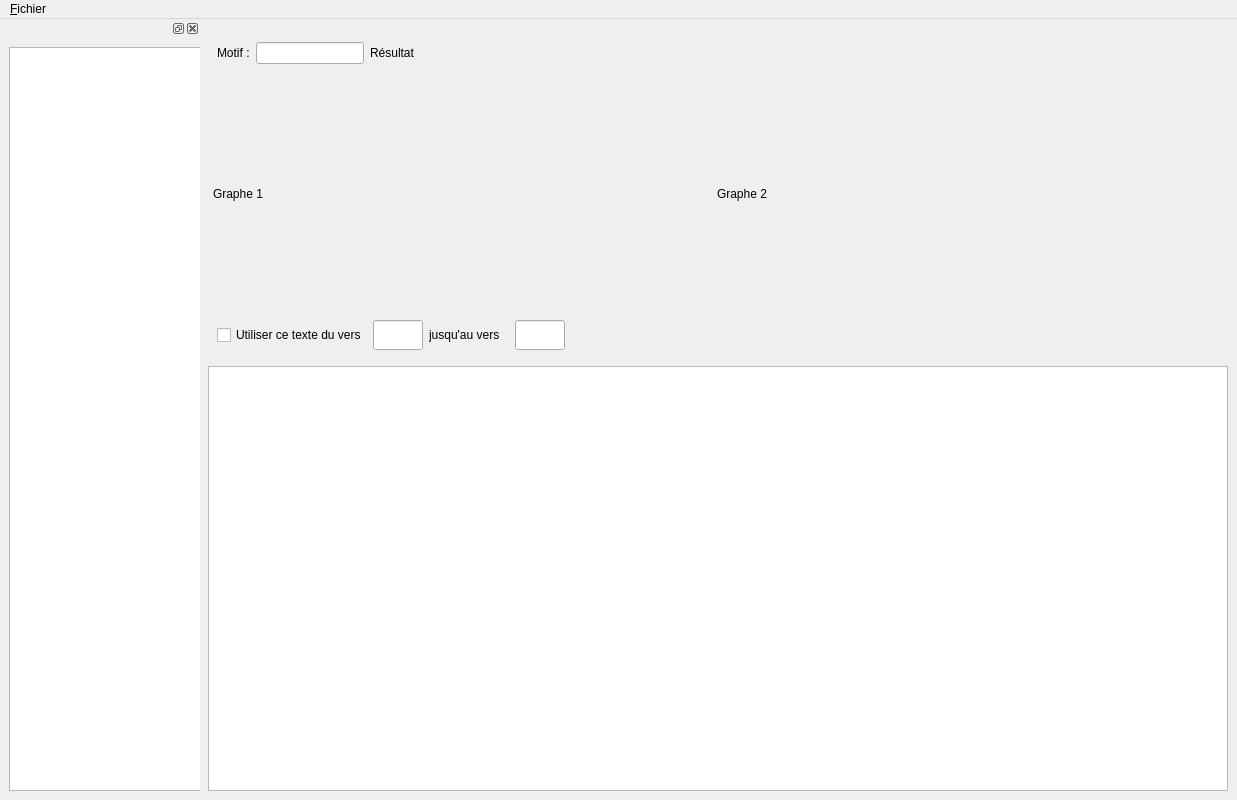
First picture: the form in gui.ui, repository guilhem-pujol/SHS, before the edit.
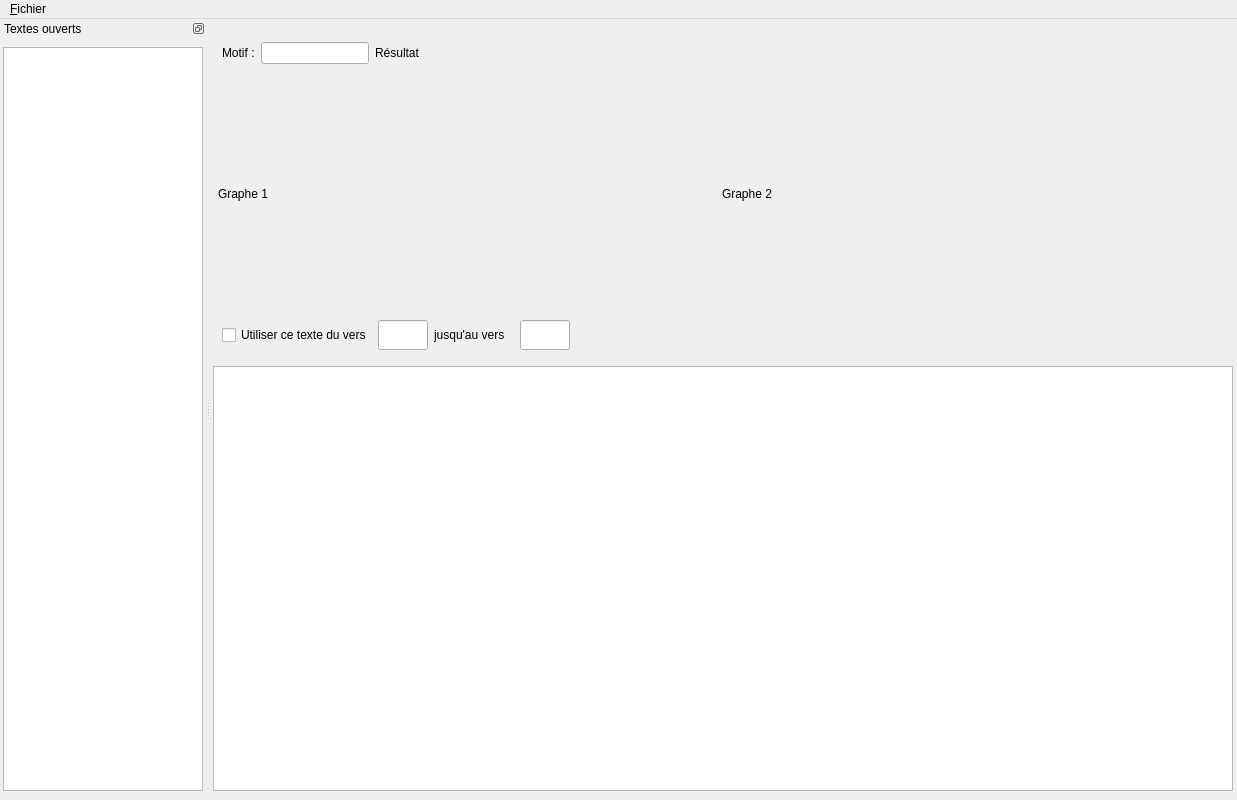
Second picture: the form after the edit.

Commit message: Nicer files list

Diff of the .ui file:
```diff
--- a/gui.ui
+++ b/gui.ui
@@ -309,7 +309,7 @@
          </property>
          <property name="sizeHint" stdset="0">
           <size>
-           <width>624</width>
+           <width>619</width>
            <height>20</height>
           </size>
          </property>
@@ -375,6 +375,12 @@
    <addaction name="menuFile"/>
   </widget>
   <widget class="QDockWidget" name="dockWidget_2">
+   <property name="sizePolicy">
+    <sizepolicy hsizetype="Minimum" vsizetype="Preferred">
+     <horstretch>0</horstretch>
+     <verstretch>0</verstretch>
+    </sizepolicy>
+   </property>
    <property name="minimumSize">
     <size>
      <width>200</width>
@@ -383,18 +389,30 @@
    </property>
    <property name="maximumSize">
     <size>
-     <width>200</width>
+     <width>524287</width>
      <height>524287</height>
     </size>
    </property>
+   <property name="features">
+    <set>QDockWidget::DockWidgetFloatable|QDockWidget::DockWidgetMovable</set>
+   </property>
    <property name="allowedAreas">
     <set>Qt::LeftDockWidgetArea|Qt::RightDockWidgetArea</set>
    </property>
+   <property name="windowTitle">
+    <string>Textes ouverts</string>
+   </property>
    <attribute name="dockWidgetArea">
     <number>1</number>
    </attribute>
    <widget class="QWidget" name="dockWidgetContents_2">
     <layout class="QVBoxLayout" name="verticalLayout_3">
+     <property name="leftMargin">
+      <number>3</number>
+     </property>
+     <property name="rightMargin">
+      <number>3</number>
+     </property>
      <item>
       <widget class="QListWidget" name="textsList">
        <property name="minimumSize">
@@ -405,7 +423,7 @@
        </property>
        <property name="maximumSize">
         <size>
-         <width>200</width>
+         <width>16777215</width>
          <height>16777215</height>
         </size>
        </property>
```
The commit also changes 2 other files.
